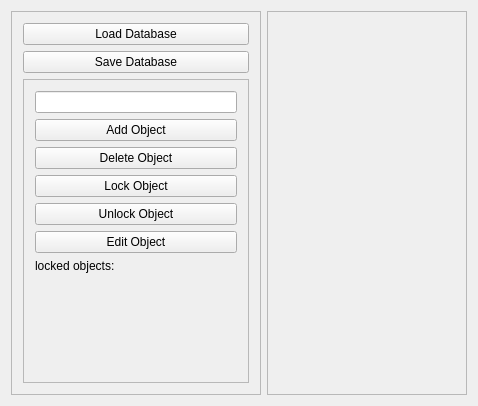
Above: Examples/DatabaseAsync/MainWindow.ui from KROIA/JsonDatabase before the change. Below: the same form after it.
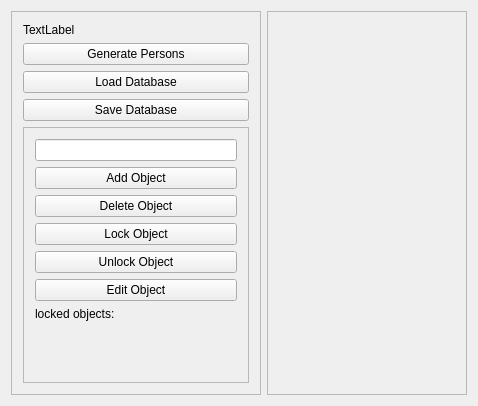
That is the form after the change.

The edit to the form file:
```diff
--- a/Examples/DatabaseAsync/MainWindow.ui
+++ b/Examples/DatabaseAsync/MainWindow.ui
@@ -16,6 +16,12 @@
   <layout class="QHBoxLayout" name="horizontalLayout">
    <item>
     <widget class="QFrame" name="frame_2">
+     <property name="sizePolicy">
+      <sizepolicy hsizetype="Minimum" vsizetype="Preferred">
+       <horstretch>0</horstretch>
+       <verstretch>0</verstretch>
+      </sizepolicy>
+     </property>
      <property name="minimumSize">
       <size>
        <width>250</width>
@@ -35,6 +41,20 @@
       <enum>QFrame::Raised</enum>
      </property>
      <layout class="QVBoxLayout" name="verticalLayout_2">
+      <item>
+       <widget class="QLabel" name="objectCount_label">
+        <property name="text">
+         <string>TextLabel</string>
+        </property>
+       </widget>
+      </item>
+      <item>
+       <widget class="QPushButton" name="generatePersons_pushButton">
+        <property name="text">
+         <string>Generate Persons</string>
+        </property>
+       </widget>
+      </item>
       <item>
        <widget class="QPushButton" name="loadDatabase_pushButton">
         <property name="text">
```
